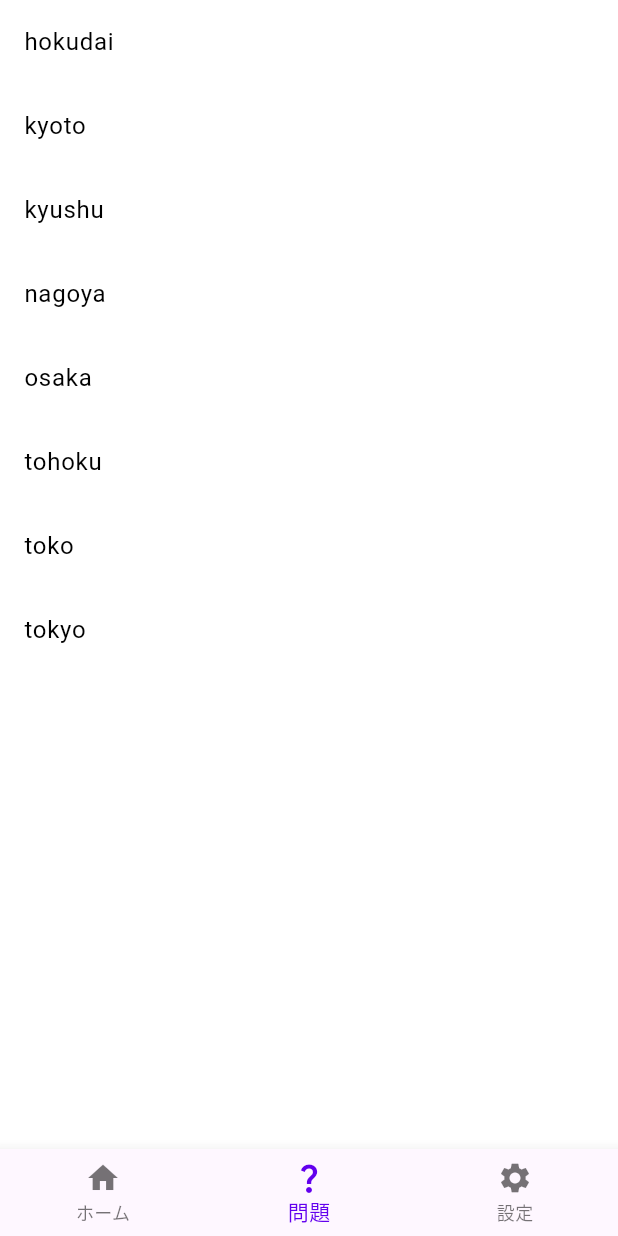
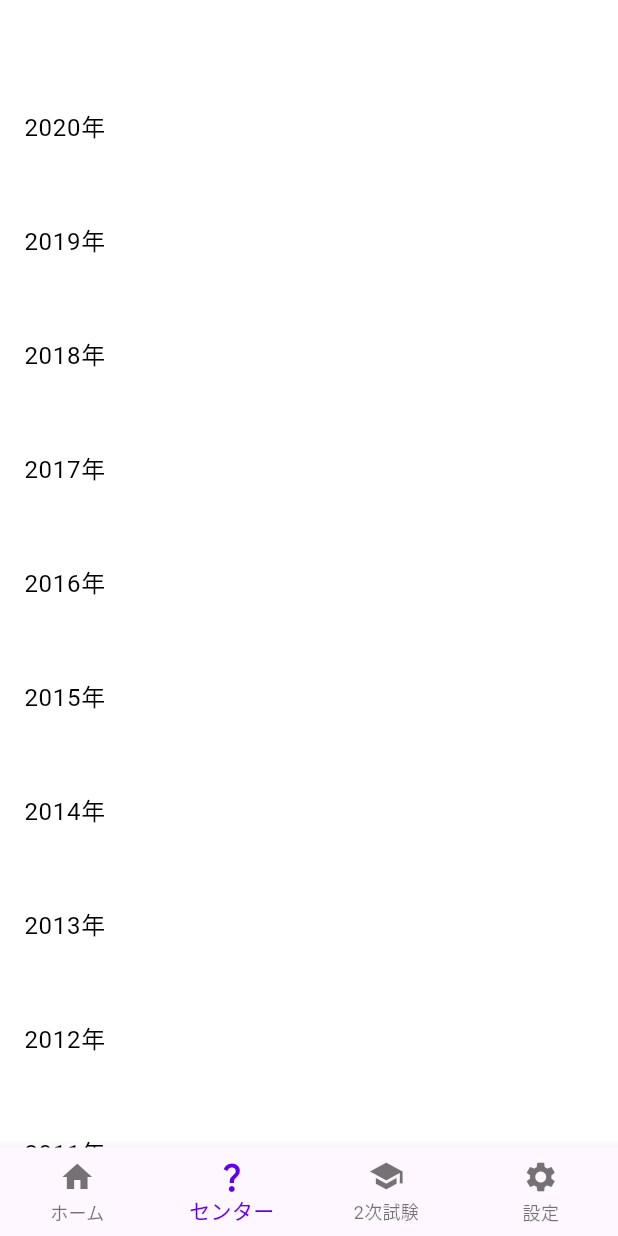
Before and after one commit to Nekoyama141592/crowd-math, a Flutter app: the screen it shows after launch, swiped to page 2, on a phone screen of 412 x 824 dp. Run offline on Flutter 3.47's test engine with Material 3 defaults, Android fonts, the phone set to English and light mode, and no system bars; our stand-ins replace firebase_core, firebase_crashlytics, flutter_dotenv, flutter_hooks, fluttertoast, freezed_annotation and 2 more; missing offline and left inert: in_app_purchase_android, in_app_purchase_storekit; accounts and stored records are empty; generated files the repository leaves out were written again.

Commit message:
add:センター問題

```diff
--- a/lib/app/bottom_navigation_bar_items.dart
+++ b/lib/app/bottom_navigation_bar_items.dart
@@ -8,9 +8,14 @@ final List<BottomNavigationBarItem> bnbItems = [
         Icons.home,
       )),
   const BottomNavigationBarItem(
-      label: '問題',
+      label: 'センター',
       icon: Icon(
         Icons.question_mark,
+      )),
+  const BottomNavigationBarItem(
+      label: '2次試験',
+      icon: Icon(
+        Icons.school,
       )),
   const BottomNavigationBarItem(
       label: '設定',
--- a/lib/app/router.dart
+++ b/lib/app/router.dart
@@ -1,8 +1,14 @@
-import 'package:crowd_math/view/main/year_overview_page.dart';
-import 'package:crowd_math/view/past_exams_page.dart';
+import 'package:crowd_math/view/main/center_exam/center_exam_page.dart';
+import 'package:crowd_math/view/main/center_exam/center_exam_subjects_page.dart';
+import 'package:crowd_math/view/main/university/year_overview_page.dart';
+import 'package:crowd_math/view/main/university/past_exams_page.dart';
 import 'package:get/get.dart';
 
 final getPages = [
   GetPage(name: YearOverviewPage.path, page: () => const YearOverviewPage()),
-  GetPage(name: PastExamsPage.path, page: () => const PastExamsPage())
+  GetPage(name: PastExamsPage.path, page: () => const PastExamsPage()),
+  GetPage(
+      name: CenterExamSubjectsPage.path,
+      page: () => const CenterExamSubjectsPage()),
+  GetPage(name: CenterExamPage.path, page: () => const CenterExamPage()),
 ];
--- /dev/null
+++ b/lib/controller/center_exam_years_controller.dart
@@ -0,0 +1,9 @@
+import 'package:crowd_math/view/main/center_exam/center_exam_subjects_page.dart';
+import 'package:get/get.dart';
+
+class CenterExamYearsController extends GetxController {
+  void onYearButtonTapped(int year) {
+    final path = CenterExamSubjectsPage.generatePath(year);
+    Get.toNamed(path);
+  }
+}
--- a/lib/controller/year_overview_controller.dart
+++ b/lib/controller/year_overview_controller.dart
@@ -1,4 +1,4 @@
-import 'package:crowd_math/view/past_exams_page.dart';
+import 'package:crowd_math/view/main/university/past_exams_page.dart';
 import 'package:get/get.dart';
 
 class YearOverviewController extends GetxController {
--- /dev/null
+++ b/lib/view/main/center_exam/center_exam_years_screen.dart
@@ -0,0 +1,31 @@
+import 'package:crowd_math/controller/center_exam_years_controller.dart';
+import 'package:flutter/material.dart';
+import 'package:get/get.dart';
+
+class CenterExamYearsScreen extends StatelessWidget {
+  const CenterExamYearsScreen({super.key});
+  @override
+  Widget build(BuildContext context) {
+    final controller = Get.put(CenterExamYearsController());
+    final yearsList =
+        List<int>.generate(2020 - 2004 + 1, (index) => 2020 - index);
+    return SafeArea(
+        child: Scaffold(
+      appBar: AppBar(),
+      body: ListView(
+        children: yearsList.map((year) {
+          return Column(
+            children: [
+              ListTile(
+                  title: Text("$year年"),
+                  onTap: () => controller.onYearButtonTapped(year)),
+              const SizedBox(
+                height: 20.0,
+              ),
+            ],
+          );
+        }).toList(),
+      ),
+    ));
+  }
+}
--- a/lib/view/main/my_home_page.dart
+++ b/lib/view/main/my_home_page.dart
@@ -1,4 +1,5 @@
 import 'package:crowd_math/app/bottom_navigation_bar_items.dart';
+import 'package:crowd_math/view/main/center_exam/center_exam_years_screen.dart';
 import 'package:crowd_math/view/main/university/university_screen.dart';
 import 'package:flutter/material.dart';
 import 'package:flutter_hooks/flutter_hooks.dart';
@@ -25,6 +26,7 @@ class MyHomePage extends HookWidget {
           controller: pageController,
           children: const [
             SizedBox(),
+            CenterExamYearsScreen(),
             UniversityScreen(),
             SizedBox(),
           ],
--- a/lib/view/past_exams_page.dart
+++ b/lib/view/main/university/past_exams_page.dart
@@ -15,7 +15,9 @@ class PastExamsPage extends StatelessWidget {
     final paths = controller.getPaths(intYear, isSciences);
     return SafeArea(
       child: Scaffold(
-        appBar: AppBar(),
+        appBar: AppBar(
+          title: const Text("(解答未作成)"),
+        ),
         body: ListView.builder(
           scrollDirection: Axis.horizontal,
           itemCount: paths.length,
--- a/lib/view/main/university/university_screen.dart
+++ b/lib/view/main/university/university_screen.dart
@@ -1,4 +1,4 @@
-import 'package:crowd_math/view/main/year_overview_page.dart';
+import 'package:crowd_math/view/main/university/year_overview_page.dart';
 import 'package:flutter/material.dart';
 import 'package:get/get.dart';
 
--- a/pubspec.yaml
+++ b/pubspec.yaml
@@ -73,3 +73,4 @@ flutter:
     - assets/university/tohoku/
     - assets/university/toko/
     - assets/university/tokyo/
+    - assets/center_exams/
```
Also changed, not shown: lib/controller/center_exam_controller.dart (added, +11 -0 lines), lib/view/components/basic_page.dart (added, +18 -0 lines), lib/view/main/center_exam/center_exam_page.dart (added, +39 -0 lines), lib/view/main/center_exam/center_exam_subjects_page.dart (added, +55 -0 lines), lib/view/main/university/year_overview_page.dart (renamed from lib/view/main/year_overview_page.dart), 1 other file.
